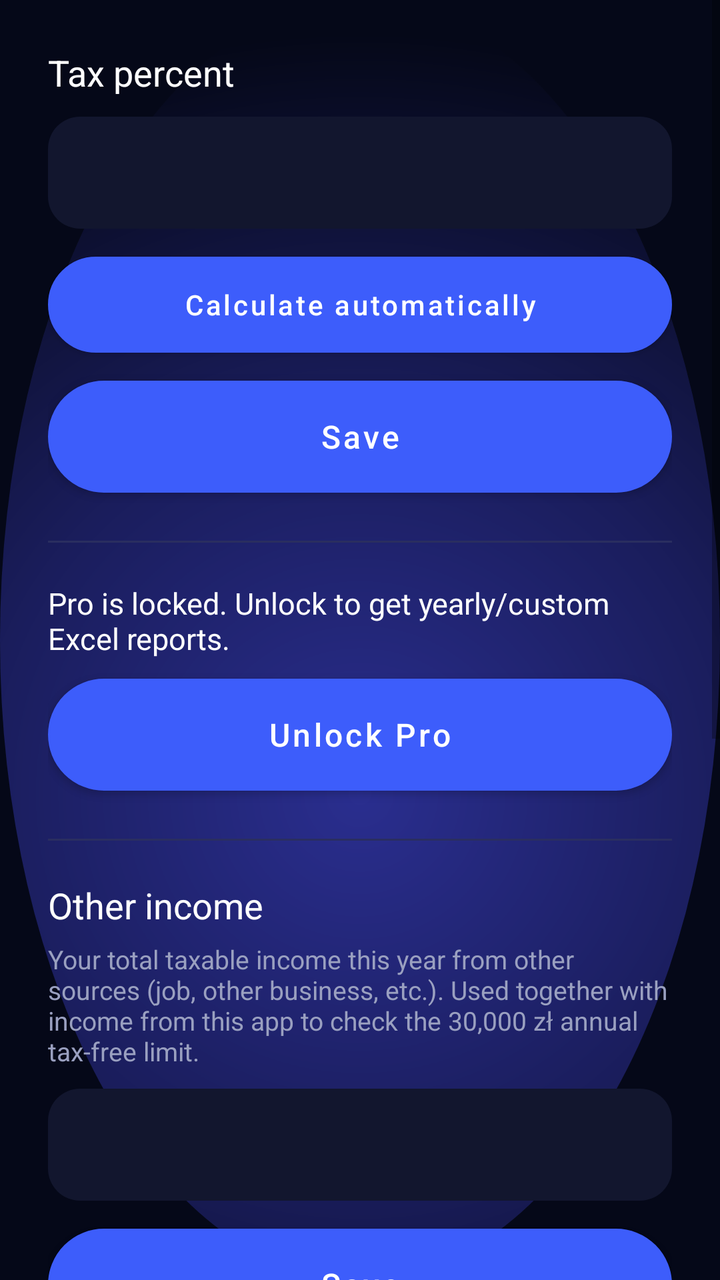
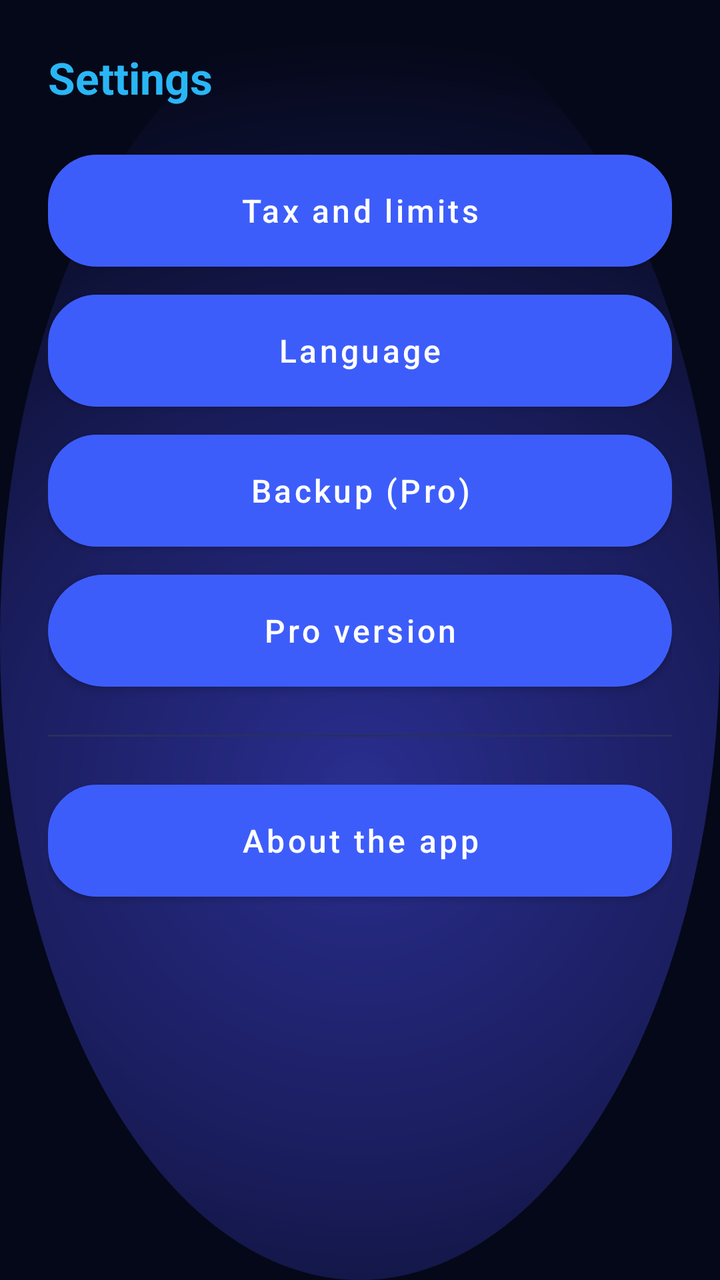

The first picture is an Android layout as it rendered before a commit; the second is the same layout after the commit. The layout source and the unified diff follow.
<!-- AndroidManifest.xml: application theme Theme.FA -->
<!-- res/layout/activity_settings.xml -->
<?xml version="1.0" encoding="utf-8"?>
<ScrollView xmlns:android="http://schemas.android.com/apk/res/android"
    android:layout_width="match_parent" android:layout_height="match_parent"
    android:fillViewport="true">

<LinearLayout
    android:orientation="vertical" android:padding="24dp"
    android:layout_width="match_parent" android:layout_height="wrap_content">

    <TextView android:layout_width="match_parent" android:layout_height="wrap_content"
        android:text="@string/tax_percent" android:textSize="18sp"
        android:textColor="@color/text_primary" android:layout_marginBottom="10dp"/>

    <EditText android:id="@+id/et_tax" android:layout_width="match_parent" android:layout_height="56dp"
        android:background="@drawable/input_field_bg" android:paddingStart="18dp" android:paddingEnd="18dp"
        android:textColor="@color/text_primary" android:inputType="numberDecimal"
        android:layout_marginBottom="14dp"/>

    <Button android:id="@+id/btn_auto_tax" android:layout_width="match_parent" android:layout_height="48dp"
        android:text="@string/auto_tax_button" android:textAllCaps="false" android:textSize="14sp"
        android:textColor="@color/text_primary" android:background="@drawable/btn_pill_outline"
        android:layout_marginBottom="14dp"/>

    <Button android:id="@+id/btn_save_tax" android:layout_width="match_parent" android:layout_height="56dp"
        android:text="@string/save" android:textAllCaps="false" android:textSize="16sp"
        android:textColor="@color/text_primary" android:background="@drawable/btn_pill_primary"
        android:layout_marginBottom="24dp"/>

    <View android:layout_width="match_parent" android:layout_height="1dp" android:background="#2A2E60" android:layout_marginBottom="20dp"/>

    <TextView android:id="@+id/tv_pro_status" android:layout_width="match_parent" android:layout_height="wrap_content"
        android:text="@string/pro_status_locked" android:textSize="15sp"
        android:textColor="@color/text_primary" android:layout_marginBottom="10dp"/>

    <Button android:id="@+id/btn_unlock_pro" android:layout_width="match_parent" android:layout_height="56dp"
        android:text="@string/pro_unlock_button" android:textAllCaps="false" android:textSize="16sp"
        android:textColor="@color/text_primary" android:background="@drawable/btn_pill_primary"
        android:layout_marginBottom="24dp"/>

    <View android:layout_width="match_parent" android:layout_height="1dp" android:background="#2A2E60" android:layout_marginBottom="20dp"/>

    <TextView android:id="@+id/tv_other_income_label" android:layout_width="match_parent" android:layout_height="wrap_content"
        android:text="@string/other_income_title" android:textSize="18sp"
        android:textColor="@color/text_primary" android:layout_marginBottom="6dp"/>

    <TextView android:layout_width="match_parent" android:layout_height="wrap_content"
        android:text="@string/other_income_hint" android:textSize="13sp"
        android:textColor="#9AA0C0" android:layout_marginBottom="10dp"/>

    <EditText android:id="@+id/et_other_income" android:layout_width="match_parent" android:layout_height="56dp"
        android:background="@drawable/input_field_bg" android:paddingStart="18dp" android:paddingEnd="18dp"
        android:textColor="@color/text_primary" android:inputType="numberDecimal"
        android:layout_marginBottom="14dp"/>

    <Button android:id="@+id/btn_save_other_income" android:layout_width="match_parent" android:layout_height="56dp"
        android:text="@string/save" android:textAllCaps="false" android:textSize="16sp"
        android:textColor="@color/text_primary" android:background="@drawable/btn_pill_primary"
        android:layout_marginBottom="24dp"/>

    <View android:layout_width="match_parent" android:layout_height="1dp" android:background="#2A2E60" android:layout_marginBottom="20dp"/>

    <Button android:id="@+id/btn_lang_en" android:layout_width="match_parent" android:layout_height="52dp"
        android:text="English" android:textAllCaps="false" android:textColor="@color/text_primary"
        android:background="@drawable/btn_pill_outline" android:layout_marginBottom="12dp"/>
    <Button android:id="@+id/btn_lang_ru" android:layout_width="match_parent" android:layout_height="52dp"
        android:text="Русский" android:textAllCaps="false" android:textColor="@color/text_primary"
        android:background="@drawable/btn_pill_outline" android:layout_marginBottom="12dp"/>
    <Button android:id="@+id/btn_lang_pl" android:layout_width="match_parent" android:layout_height="52dp"
        android:text="Polski" android:textAllCaps="false" android:textColor="@color/text_primary"
        android:background="@drawable/btn_pill_outline"/>


    <View android:layout_width="match_parent" android:layout_height="1dp"
        android:background="#2A2E60" android:layout_marginTop="20dp" android:layout_marginBottom="20dp"/>

    <Button android:id="@+id/btn_clear_all" android:layout_width="match_parent" android:layout_height="52dp"
        android:text="@string/clear_all_button" android:textAllCaps="false" android:textColor="@color/text_primary"
        android:background="@drawable/btn_pill_danger" android:layout_marginBottom="24dp"/>

    <View android:layout_width="match_parent" android:layout_height="1dp"
        android:background="#2A2E60" android:layout_marginBottom="20dp"/>

    <Button android:id="@+id/btn_about" android:layout_width="match_parent" android:layout_height="52dp"
        android:text="@string/about_app" android:textAllCaps="false" android:textColor="@color/text_primary"
        android:background="@drawable/btn_pill_outline"/>

</LinearLayout>
</ScrollView>
<!-- resources referenced by this layout -->
<resources>
  <color name="text_primary">#FFFFFF</color>
  <!-- drawable btn_pill_danger (drawable) -->
  <?xml version="1.0" encoding="utf-8"?>
  <shape xmlns:android="http://schemas.android.com/apk/res/android" android:shape="rectangle">
      <corners android:radius="24dp" />
      <solid android:color="#3A1020" />
      <stroke android:width="1dp" android:color="#FF5B5B" />
  </shape>
  <!-- drawable btn_pill_outline (drawable) -->
  <?xml version="1.0" encoding="utf-8"?>
  <shape xmlns:android="http://schemas.android.com/apk/res/android" android:shape="rectangle">
      <corners android:radius="24dp" />
      <solid android:color="#1B2050" />
      <stroke android:width="1dp" android:color="#3A4090" />
  </shape>
  <!-- drawable btn_pill_primary (drawable) -->
  <?xml version="1.0" encoding="utf-8"?>
  <shape xmlns:android="http://schemas.android.com/apk/res/android" android:shape="rectangle">
      <corners android:radius="32dp" />
      <gradient
          android:angle="90"
          android:startColor="@color/accent_blue_light"
          android:centerColor="#2246D6"
          android:endColor="@color/accent_blue_dark" />
      <stroke android:width="1dp" android:color="#4D79FF" />
  </shape>
  <!-- drawable input_field_bg (drawable) -->
  <?xml version="1.0" encoding="utf-8"?>
  <shape xmlns:android="http://schemas.android.com/apk/res/android" android:shape="rectangle">
      <corners android:radius="16dp" />
      <solid android:color="@color/card_bg" />
  </shape>
  <string name="about_app">About the app</string>
  <string name="auto_tax_button">Calculate automatically</string>
  <string name="clear_all_button">Clear all data</string>
  <string name="other_income_hint">Your total taxable income this year from other sources (job, other business, etc.). Used together with income from this app to check the 30,000 zł annual tax-free limit.</string>
  <string name="other_income_title">Other income</string>
  <string name="pro_status_locked">Pro is locked. Unlock to get yearly/custom Excel reports.</string>
  <string name="pro_unlock_button">Unlock Pro</string>
  <string name="save">Save</string>
  <string name="tax_percent">Tax percent</string>
  <style name="Theme.FA" parent="Theme.MaterialComponents.DayNight.NoActionBar">
          <item name="colorPrimary">@color/accent_blue_light</item>
          <item name="colorPrimaryVariant">@color/accent_blue_dark</item>
          <item name="colorOnPrimary">@color/text_primary</item>
          <item name="colorSecondary">@color/accent_cyan</item>
          <item name="colorSecondaryVariant">@color/accent_blue_dark</item>
          <item name="colorOnSecondary">@color/text_primary</item>
          <item name="android:statusBarColor">@color/bg_top</item>
          <item name="android:windowBackground">@drawable/bg_gradient</item>
          <item name="android:textColorPrimary">@color/text_primary</item>
          <item name="android:textColorHint">@color/text_hint</item>
      </style>
  <color name="accent_blue_light">#3D5DFB</color>
  <color name="accent_blue_dark">#1230A8</color>
  <color name="card_bg">#12162E</color>
  <color name="accent_cyan">#29B6F6</color>
  <color name="bg_top">#050818</color>
  <!-- drawable bg_gradient (drawable) -->
  <?xml version="1.0" encoding="utf-8"?>
  <layer-list xmlns:android="http://schemas.android.com/apk/res/android">
      <item>
          <shape android:shape="rectangle">
              <solid android:color="@color/bg_top" />
          </shape>
      </item>
      <item>
          <shape android:shape="oval">
              <gradient
                  android:type="radial"
                  android:gradientRadius="380dp"
                  android:centerX="0.5"
                  android:centerY="0.62"
                  android:startColor="@color/bg_glow"
                  android:centerColor="#1A1D5C"
                  android:endColor="@color/bg_top" />
          </shape>
      </item>
  </layer-list>
  <color name="text_hint">#6B7094</color>
  <color name="bg_glow">#2A2E8F</color>
</resources>

<!-- the commit's change to res/layout/activity_settings.xml (unified diff, before → after) -->
@@ -8,81 +8,35 @@
     android:layout_width="match_parent" android:layout_height="wrap_content">
 
     <TextView android:layout_width="match_parent" android:layout_height="wrap_content"
-        android:text="@string/tax_percent" android:textSize="18sp"
-        android:textColor="@color/text_primary" android:layout_marginBottom="10dp"/>
+        android:text="@string/settings" android:textSize="22sp" android:textStyle="bold"
+        android:textColor="@color/accent_cyan" android:layout_marginBottom="24dp"/>
 
-    <EditText android:id="@+id/et_tax" android:layout_width="match_parent" android:layout_height="56dp"
-        android:background="@drawable/input_field_bg" android:paddingStart="18dp" android:paddingEnd="18dp"
-        android:textColor="@color/text_primary" android:inputType="numberDecimal"
-        android:layout_marginBottom="14dp"/>
-
-    <Button android:id="@+id/btn_auto_tax" android:layout_width="match_parent" android:layout_height="48dp"
-        android:text="@string/auto_tax_button" android:textAllCaps="false" android:textSize="14sp"
+    <Button android:id="@+id/btn_menu_tax" android:layout_width="match_parent" android:layout_height="56dp"
+        android:text="@string/settings_menu_tax" android:textAllCaps="false" android:textSize="16sp"
         android:textColor="@color/text_primary" android:background="@drawable/btn_pill_outline"
         android:layout_marginBottom="14dp"/>
 
-    <Button android:id="@+id/btn_save_tax" android:layout_width="match_parent" android:layout_height="56dp"
-        android:text="@string/save" android:textAllCaps="false" android:textSize="16sp"
-        android:textColor="@color/text_primary" android:background="@drawable/btn_pill_primary"
-        android:layout_marginBottom="24dp"/>
-
-    <View android:layout_width="match_parent" android:layout_height="1dp" android:background="#2A2E60" android:layout_marginBottom="20dp"/>
-
-    <TextView android:id="@+id/tv_pro_status" android:layout_width="match_parent" android:layout_height="wrap_content"
-        android:text="@string/pro_status_locked" android:textSize="15sp"
-        android:textColor="@color/text_primary" android:layout_marginBottom="10dp"/>
-
-    <Button android:id="@+id/btn_unlock_pro" android:layout_width="match_parent" android:layout_height="56dp"
-        android:text="@string/pro_unlock_button" android:textAllCaps="false" android:textSize="16sp"
-        android:textColor="@color/text_primary" android:background="@drawable/btn_pill_primary"
-        android:layout_marginBottom="24dp"/>
-
-    <View android:layout_width="match_parent" android:layout_height="1dp" android:background="#2A2E60" android:layout_marginBottom="20dp"/>
-
-    <TextView android:id="@+id/tv_other_income_label" android:layout_width="match_parent" android:layout_height="wrap_content"
-        android:text="@string/other_income_title" android:textSize="18sp"
-        android:textColor="@color/text_primary" android:layout_marginBottom="6dp"/>
-
-    <TextView android:layout_width="match_parent" android:layout_height="wrap_content"
-        android:text="@string/other_income_hint" android:textSize="13sp"
-        android:textColor="#9AA0C0" android:layout_marginBottom="10dp"/>
-
-    <EditText android:id="@+id/et_other_income" android:layout_width="match_parent" android:layout_height="56dp"
-        android:background="@drawable/input_field_bg" android:paddingStart="18dp" android:paddingEnd="18dp"
-        android:textColor="@color/text_primary" android:inputType="numberDecimal"
+    <Button android:id="@+id/btn_menu_language" android:layout_width="match_parent" android:layout_height="56dp"
+        android:text="@string/settings_menu_language" android:textAllCaps="false" android:textSize="16sp"
+        android:textColor="@color/text_primary" android:background="@drawable/btn_pill_outline"
         android:layout_marginBottom="14dp"/>
 
-    <Button android:id="@+id/btn_save_other_income" android:layout_width="match_parent" android:layout_height="56dp"
-        android:text="@string/save" android:textAllCaps="false" android:textSize="16sp"
+    <Button android:id="@+id/btn_menu_backup" android:layout_width="match_parent" android:layout_height="56dp"
+        android:text="@string/settings_menu_backup" android:textAllCaps="false" android:textSize="16sp"
+        android:textColor="@color/text_primary" android:background="@drawable/btn_pill_outline"
+        android:layout_marginBottom="14dp"/>
+
+    <Button android:id="@+id/btn_menu_pro" android:layout_width="match_parent" android:layout_height="56dp"
+        android:text="@string/settings_menu_pro" android:textAllCaps="false" android:textSize="16sp"
         android:textColor="@color/text_primary" android:background="@drawable/btn_pill_primary"
-        android:layout_marginBottom="24dp"/>
-
-    <View android:layout_width="match_parent" android:layout_height="1dp" android:background="#2A2E60" android:layout_marginBottom="20dp"/>
-
-    <Button android:id="@+id/btn_lang_en" android:layout_width="match_parent" android:layout_height="52dp"
-        android:text="English" android:textAllCaps="false" android:textColor="@color/text_primary"
-        android:background="@drawable/btn_pill_outline" android:layout_marginBottom="12dp"/>
-    <Button android:id="@+id/btn_lang_ru" android:layout_width="match_parent" android:layout_height="52dp"
-        android:text="Русский" android:textAllCaps="false" android:textColor="@color/text_primary"
-        android:background="@drawable/btn_pill_outline" android:layout_marginBottom="12dp"/>
-    <Button android:id="@+id/btn_lang_pl" android:layout_width="match_parent" android:layout_height="52dp"
-        android:text="Polski" android:textAllCaps="false" android:textColor="@color/text_primary"
-        android:background="@drawable/btn_pill_outline"/>
-
+        android:layout_marginBottom="14dp"/>
 
     <View android:layout_width="match_parent" android:layout_height="1dp"
-        android:background="#2A2E60" android:layout_marginTop="20dp" android:layout_marginBottom="20dp"/>
+        android:background="#2A2E60" android:layout_marginTop="10dp" android:layout_marginBottom="24dp"/>
 
-    <Button android:id="@+id/btn_clear_all" android:layout_width="match_parent" android:layout_height="52dp"
-        android:text="@string/clear_all_button" android:textAllCaps="false" android:textColor="@color/text_primary"
-        android:background="@drawable/btn_pill_danger" android:layout_marginBottom="24dp"/>
-
-    <View android:layout_width="match_parent" android:layout_height="1dp"
-        android:background="#2A2E60" android:layout_marginBottom="20dp"/>
-
-    <Button android:id="@+id/btn_about" android:layout_width="match_parent" android:layout_height="52dp"
-        android:text="@string/about_app" android:textAllCaps="false" android:textColor="@color/text_primary"
-        android:background="@drawable/btn_pill_outline"/>
+    <Button android:id="@+id/btn_menu_about" android:layout_width="match_parent" android:layout_height="56dp"
+        android:text="@string/about_app" android:textAllCaps="false" android:textSize="16sp"
+        android:textColor="@color/text_primary" android:background="@drawable/btn_pill_outline"/>
 
 </LinearLayout>
 </ScrollView>
<!-- resource entries referenced after the edit -->
@@ -1,13 +1,6 @@
 <!-- resources referenced by this layout -->
 <resources>
   <color name="text_primary">#FFFFFF</color>
-  <!-- drawable btn_pill_danger (drawable) -->
-  <?xml version="1.0" encoding="utf-8"?>
-  <shape xmlns:android="http://schemas.android.com/apk/res/android" android:shape="rectangle">
-      <corners android:radius="24dp" />
-      <solid android:color="#3A1020" />
-      <stroke android:width="1dp" android:color="#FF5B5B" />
-  </shape>
   <!-- drawable btn_pill_outline (drawable) -->
   <?xml version="1.0" encoding="utf-8"?>
   <shape xmlns:android="http://schemas.android.com/apk/res/android" android:shape="rectangle">
@@ -26,21 +19,12 @@
           android:endColor="@color/accent_blue_dark" />
       <stroke android:width="1dp" android:color="#4D79FF" />
   </shape>
-  <!-- drawable input_field_bg (drawable) -->
-  <?xml version="1.0" encoding="utf-8"?>
-  <shape xmlns:android="http://schemas.android.com/apk/res/android" android:shape="rectangle">
-      <corners android:radius="16dp" />
-      <solid android:color="@color/card_bg" />
-  </shape>
   <string name="about_app">About the app</string>
-  <string name="auto_tax_button">Calculate automatically</string>
-  <string name="clear_all_button">Clear all data</string>
-  <string name="other_income_hint">Your total taxable income this year from other sources (job, other business, etc.). Used together with income from this app to check the 30,000 zł annual tax-free limit.</string>
-  <string name="other_income_title">Other income</string>
-  <string name="pro_status_locked">Pro is locked. Unlock to get yearly/custom Excel reports.</string>
-  <string name="pro_unlock_button">Unlock Pro</string>
-  <string name="save">Save</string>
-  <string name="tax_percent">Tax percent</string>
+  <string name="settings">Settings</string>
+  <string name="settings_menu_backup">Backup (Pro)</string>
+  <string name="settings_menu_language">Language</string>
+  <string name="settings_menu_pro">Pro version</string>
+  <string name="settings_menu_tax">Tax and limits</string>
   <style name="Theme.FA" parent="Theme.MaterialComponents.DayNight.NoActionBar">
           <item name="colorPrimary">@color/accent_blue_light</item>
           <item name="colorPrimaryVariant">@color/accent_blue_dark</item>
@@ -55,7 +39,6 @@
       </style>
   <color name="accent_blue_light">#3D5DFB</color>
   <color name="accent_blue_dark">#1230A8</color>
-  <color name="card_bg">#12162E</color>
   <color name="accent_cyan">#29B6F6</color>
   <color name="bg_top">#050818</color>
   <!-- drawable bg_gradient (drawable) -->
